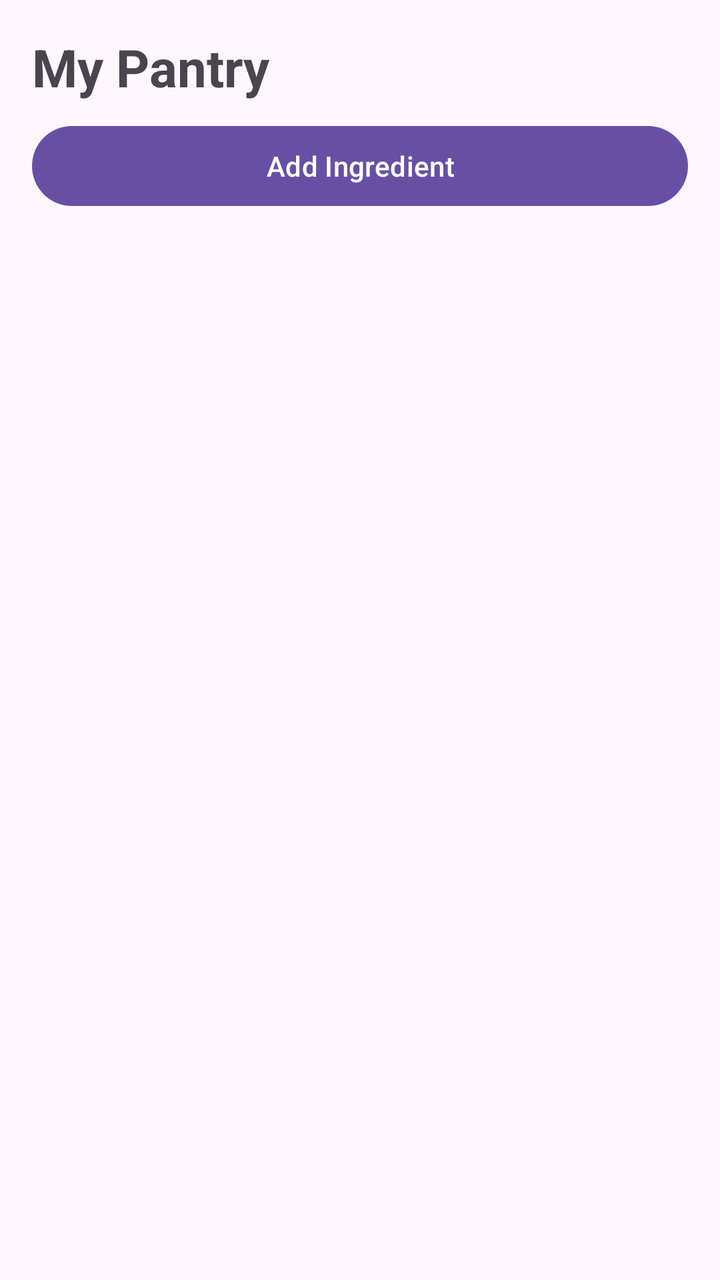
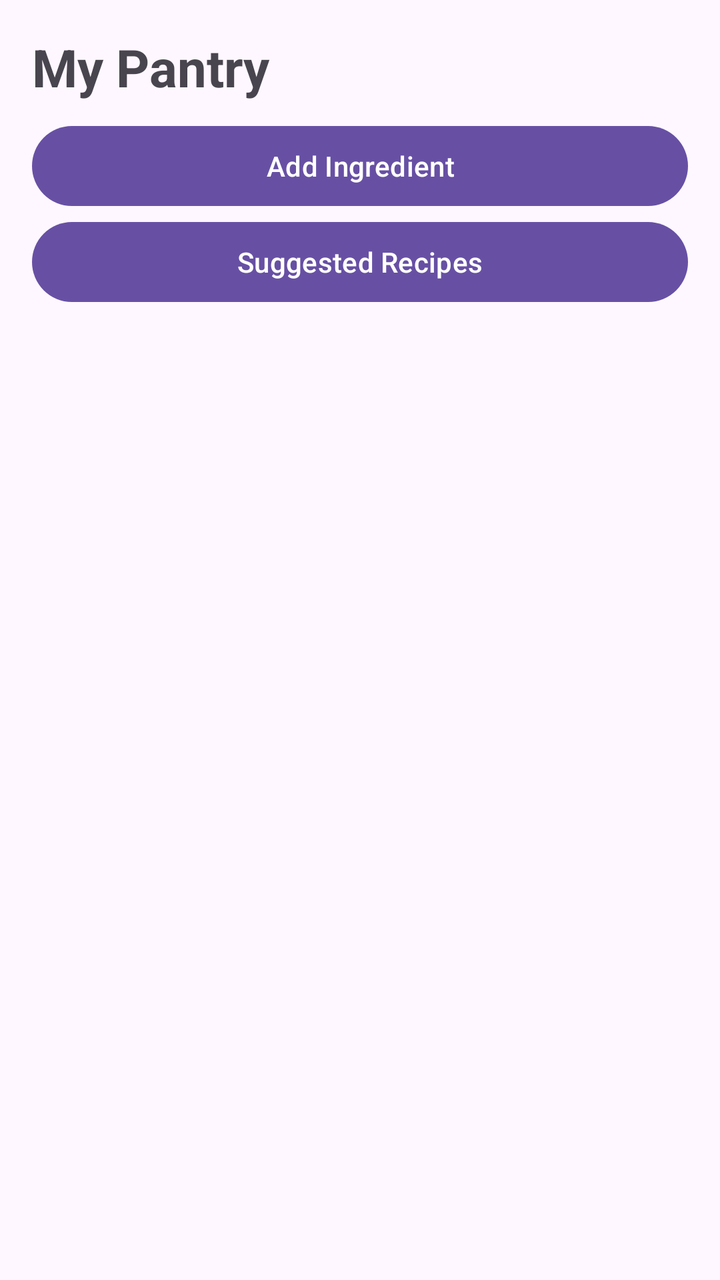

An Android layout rendered at two revisions. The XML below is the earlier revision; the diff shows what the commit changed to produce the second picture.
<!-- AndroidManifest.xml: application theme Theme.SmartPantryManager -->
<!-- res/layout/activity_main.xml -->
<?xml version="1.0" encoding="utf-8"?>
<LinearLayout xmlns:android="http://schemas.android.com/apk/res/android"
    android:id="@+id/main"
    android:layout_width="match_parent"
    android:layout_height="match_parent"
    android:orientation="vertical"
    android:padding="16dp">

    <TextView
        android:layout_width="match_parent"
        android:layout_height="wrap_content"
        android:text="My Pantry"
        android:textSize="26sp"
        android:textStyle="bold"
        android:paddingBottom="8dp" />

    <Button
        android:id="@+id/btnAdd"
        android:layout_width="match_parent"
        android:layout_height="wrap_content"
        android:text="Add Ingredient" />

    <TextView
        android:id="@+id/tvEmpty"
        android:layout_width="match_parent"
        android:layout_height="wrap_content"
        android:text="Your pantry is empty - add some ingredients"
        android:textSize="16sp"
        android:gravity="center"
        android:padding="32dp"
        android:visibility="gone" />

    <androidx.recyclerview.widget.RecyclerView
        android:id="@+id/rvPantry"
        android:layout_width="match_parent"
        android:layout_height="0dp"
        android:layout_weight="1" />
</LinearLayout>
<!-- resources referenced by this layout -->
<resources>
  <style name="Theme.SmartPantryManager" parent="Base.Theme.SmartPantryManager" />
  <style name="Base.Theme.SmartPantryManager" parent="Theme.Material3.DayNight.NoActionBar">
          
          
      </style>
</resources>

<!-- the commit's change to res/layout/activity_main.xml (unified diff, before → after) -->
@@ -20,6 +20,12 @@
         android:layout_height="wrap_content"
         android:text="Add Ingredient" />
 
+    <Button
+        android:id="@+id/btnSuggested"
+        android:layout_width="match_parent"
+        android:layout_height="wrap_content"
+        android:text="Suggested Recipes" />
+
     <TextView
         android:id="@+id/tvEmpty"
         android:layout_width="match_parent"
